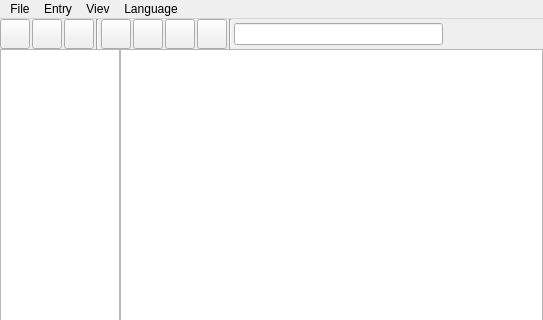
First picture: the form in MainWindow.ui, repository sochok222/RadikPass, before the edit; both pictures show x 0 to 543 and y 0 to 320 of the 543 by 557 pixel window.
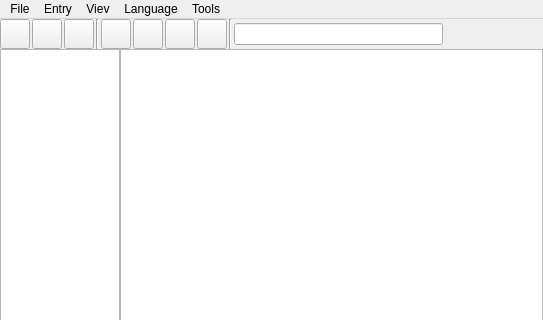
Second picture: the form after the edit. Icons and pictures are not drawn.

Diff of the .ui file:
```diff
--- a/MainWindow.ui
+++ b/MainWindow.ui
@@ -394,10 +394,17 @@
     <addaction name="actionLanguageUkrainian"/>
     <addaction name="actionLanguageGerman"/>
    </widget>
+   <widget class="QMenu" name="menuTools">
+    <property name="title">
+     <string>Tools</string>
+    </property>
+    <addaction name="actionPassword_Generator"/>
+   </widget>
    <addaction name="menuFile"/>
    <addaction name="menuEntry"/>
    <addaction name="menuViev"/>
    <addaction name="menuLanguage"/>
+   <addaction name="menuTools"/>
   </widget>
   <widget class="QStatusBar" name="statusbar"/>
   <action name="actionNew">
```
Left out of the diff: 5 changed lines with no effect on the pictures.
